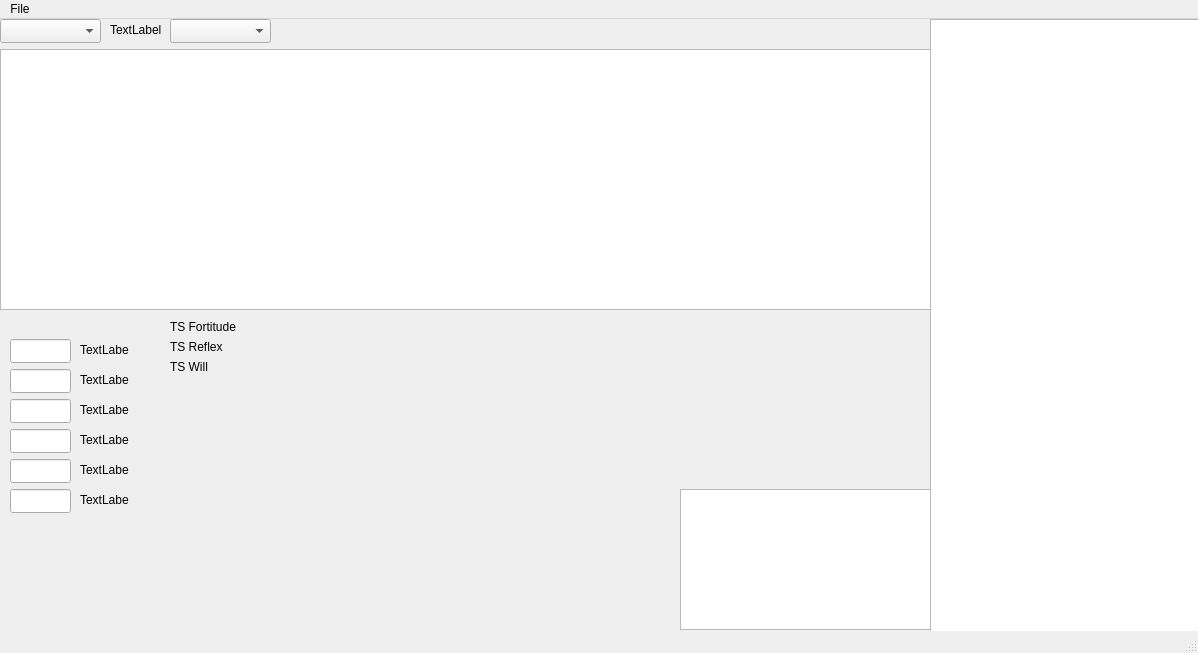
Above: mainwindow.ui from Evanshion/path-gen before the change. Below: the same form after it.
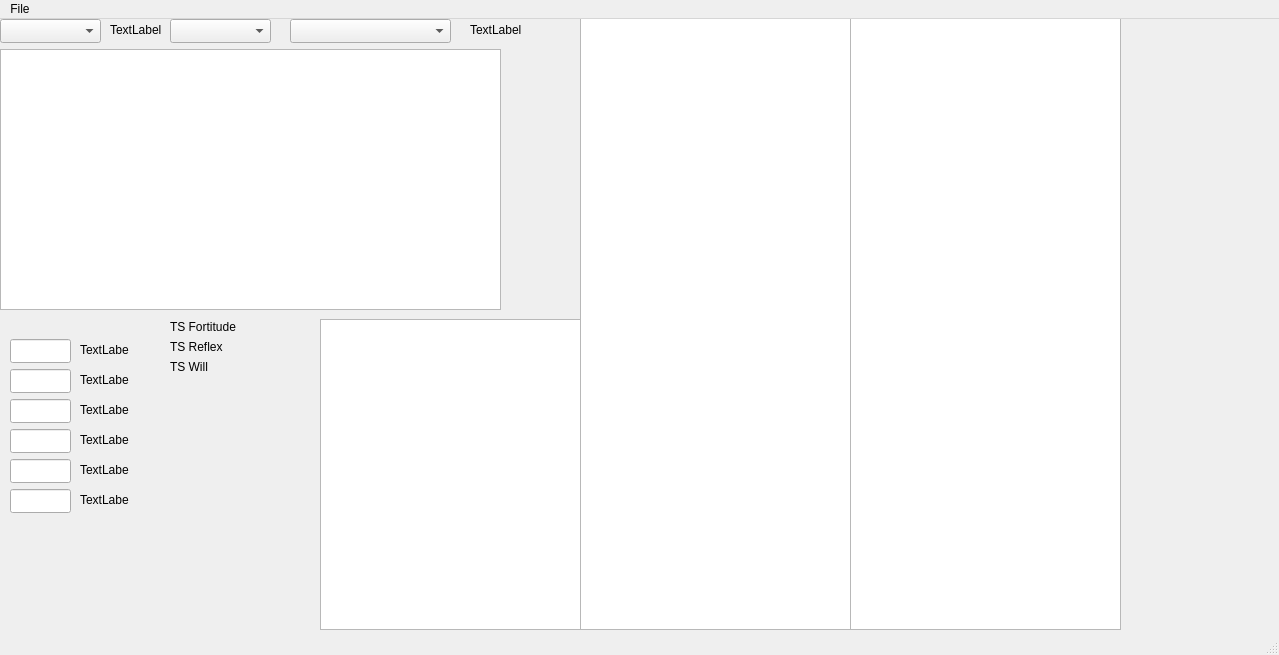
That is the form after the change.

Commit message: Added monster json files

The edit to the form file:
```diff
--- a/mainwindow.ui
+++ b/mainwindow.ui
@@ -6,8 +6,8 @@
    <rect>
     <x>0</x>
     <y>0</y>
-    <width>1198</width>
-    <height>653</height>
+    <width>1279</width>
+    <height>655</height>
    </rect>
   </property>
   <property name="windowTitle">
@@ -17,10 +17,10 @@
    <widget class="QTextEdit" name="textEdit">
     <property name="geometry">
      <rect>
-      <x>680</x>
-      <y>470</y>
-      <width>251</width>
-      <height>141</height>
+      <x>320</x>
+      <y>300</y>
+      <width>261</width>
+      <height>311</height>
      </rect>
     </property>
    </widget>
@@ -29,7 +29,7 @@
      <rect>
       <x>0</x>
       <y>30</y>
-      <width>931</width>
+      <width>501</width>
       <height>261</height>
      </rect>
     </property>
@@ -37,8 +37,8 @@
    <widget class="QTextEdit" name="classjson">
     <property name="geometry">
      <rect>
-      <x>930</x>
-      <y>0</y>
+      <x>580</x>
+      <y>-20</y>
       <width>271</width>
       <height>631</height>
      </rect>
@@ -254,13 +254,46 @@
      <string>TS Will</string>
     </property>
    </widget>
+   <widget class="QTextEdit" name="monsjson">
+    <property name="geometry">
+     <rect>
+      <x>850</x>
+      <y>-20</y>
+      <width>271</width>
+      <height>631</height>
+     </rect>
+    </property>
+   </widget>
+   <widget class="QLabel" name="monster">
+    <property name="geometry">
+     <rect>
+      <x>470</x>
+      <y>0</y>
+      <width>91</width>
+      <height>21</height>
+     </rect>
+    </property>
+    <property name="text">
+     <string>TextLabel</string>
+    </property>
+   </widget>
+   <widget class="QComboBox" name="monbox">
+    <property name="geometry">
+     <rect>
+      <x>290</x>
+      <y>0</y>
+      <width>161</width>
+      <height>24</height>
+     </rect>
+    </property>
+   </widget>
   </widget>
   <widget class="QMenuBar" name="menubar">
    <property name="geometry">
     <rect>
      <x>0</x>
      <y>0</y>
-     <width>1198</width>
+     <width>1279</width>
      <height>21</height>
     </rect>
    </property>
```
The commit also changes 7 other files.
